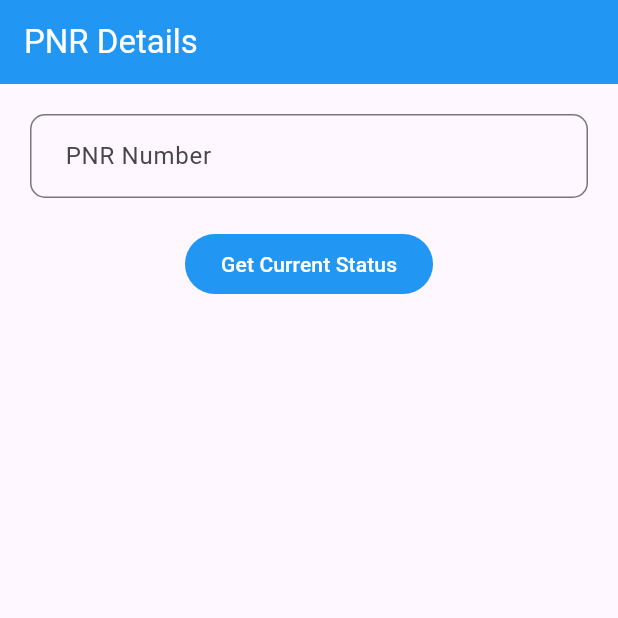
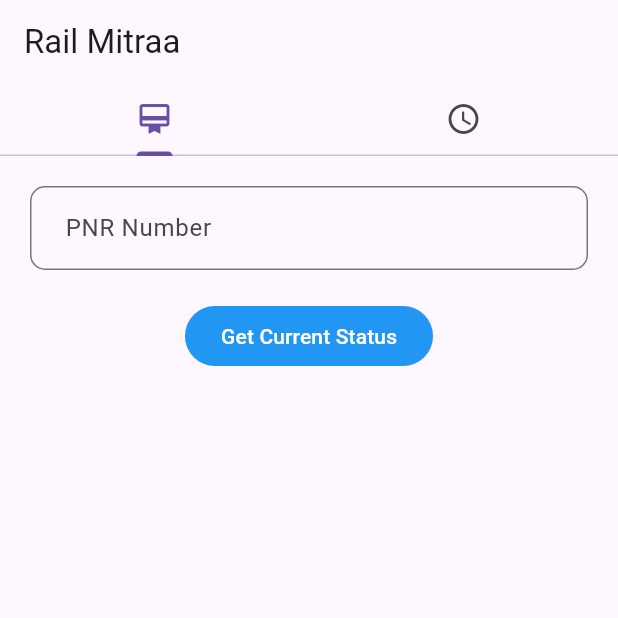
Before and after one commit to ankitmtiwari/rail_mitra, a Flutter app: the screen it shows after launch, on a phone screen of 412 x 824 dp, the top half of it. Run offline on Flutter 3.47's test engine with Material 3 defaults, Android fonts, the phone set to English and light mode, and no system bars; missing offline and left inert: dart:ffi.

Commit message:
added train schedule tab

```diff
--- a/lib/Provider/TainDataProvivder.dart
+++ b/lib/Provider/TainDataProvivder.dart
@@ -20,8 +20,29 @@ class PnrProvider extends ChangeNotifier {
     notifyListeners();
   }
 
-  void tempo(int pnrNo) async {
-    tv = (await ConfirmTktService().tmp(pnrNo))!;
+
+
+  // void tempo(int pnrNo) async {
+  //   tv = (await ConfirmTktService().tmp(pnrNo))!;
+  //   notifyListeners();
+  // }
+}
+
+class TrainScheduleProvider extends ChangeNotifier{
+  late Map<String, dynamic> trainSchedule={};
+  // String trainSchedule="";
+  String tv = "Nothing";
+  bool inProgress = false;
+
+
+  void isInProgress() {
+    inProgress = !inProgress;
+    notifyListeners();
+  }
+  void getTrainSchedule(int trainNo) async{
+    isInProgress();
+    trainSchedule= await ConfirmTktService().getSchedule(trainNo);
+    isInProgress();
     notifyListeners();
   }
 }
--- /dev/null
+++ b/lib/Screens/homeScreen.dart
@@ -0,0 +1,29 @@
+import 'package:flutter/material.dart';
+import 'package:rail_mitra/Screens/pnrDetailScreen.dart';
+import 'package:rail_mitra/Screens/trainScheduleScreen.dart';
+
+class HomeScreen extends StatelessWidget {
+  const HomeScreen({super.key});
+
+  @override
+  Widget build(BuildContext context) {
+    return DefaultTabController(
+        length: 2,
+        child: Scaffold(
+          appBar: AppBar(
+            title: const Text("Rail Mitraa"),
+            bottom: const TabBar(tabs: [
+              Tab(icon: Icon(Icons.card_membership)),
+              Tab(icon: Icon(Icons.schedule_outlined)),
+            ]),
+          ),
+          body: const TabBarView(
+            children: [
+              PnrDetailsScreen(),
+              TrainScheduleScreen()
+            ],
+          ),
+        ),
+    );
+  }
+}
--- a/lib/Screens/pnrInputScreen.dart
+++ b/lib/Screens/pnrDetailScreen.dart
@@ -21,11 +21,11 @@ class _PnrDetailsScreenState extends State<PnrDetailsScreen> {
   @override
   Widget build(BuildContext context) {
     return Scaffold(
-        appBar: AppBar(
-          title: const Text("PNR Details"),
-          backgroundColor: Colors.blue,
-          foregroundColor: Colors.white,
-        ),
+        // appBar: AppBar(
+        //   title: const Text("PNR Details"),
+        //   backgroundColor: Colors.blue,
+        //   foregroundColor: Colors.white,
+        // ),
         body: Consumer<PnrProvider>(
             builder: ((context, providerHelp, child) => Stack(children: [
                   GestureDetector(
--- a/lib/Screens/pnrShortDetailsScreen.dart
+++ b/lib/Screens/pnrShortDetailsScreen.dart
@@ -1,4 +1,3 @@
-import 'dart:ffi';
 
 import 'package:flutter/material.dart';
 import 'package:intl/intl.dart';
--- a/lib/main.dart
+++ b/lib/main.dart
@@ -1,7 +1,8 @@
 import 'package:flutter/material.dart';
 import 'package:provider/provider.dart';
 import 'package:rail_mitra/Provider/TainDataProvivder.dart';
-import 'package:rail_mitra/Screens/pnrInputScreen.dart';
+import 'package:rail_mitra/Screens/homeScreen.dart';
+import 'package:rail_mitra/Screens/pnrDetailScreen.dart';
 
 void main() {
   runApp(const MyApp());
@@ -9,14 +10,16 @@ void main() {
 
 class MyApp extends StatelessWidget {
   const MyApp({super.key});
+
   @override
   Widget build(BuildContext context) {
     return MultiProvider(
-      providers:[ChangeNotifierProvider(create: (_)=>PnrProvider())],
-      child:  const MaterialApp(
-        debugShowCheckedModeBanner: false,
-        home: PnrDetailsScreen()
-      ),
+      providers: [
+        ChangeNotifierProvider(create: (_) => PnrProvider()),
+        ChangeNotifierProvider(create: (_) => TrainScheduleProvider())
+      ],
+      child: const MaterialApp(
+          debugShowCheckedModeBanner: false, home: HomeScreen()),
     );
   }
 }
```
Also changed, not shown: lib/Screens/stationStopWidget.dart (added, +26 -0 lines), lib/Screens/trainScheduleScreen.dart (added, +249 -0 lines), lib/Services/confirmTkt.dart (+21 -2 lines), pubspec.lock.
